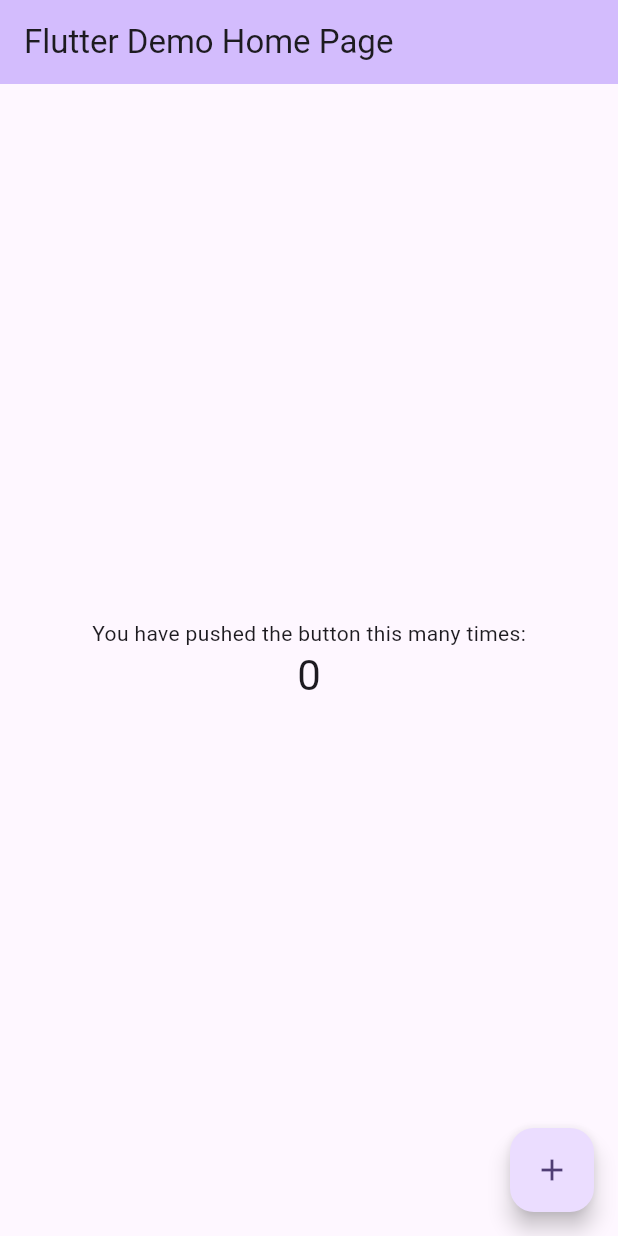
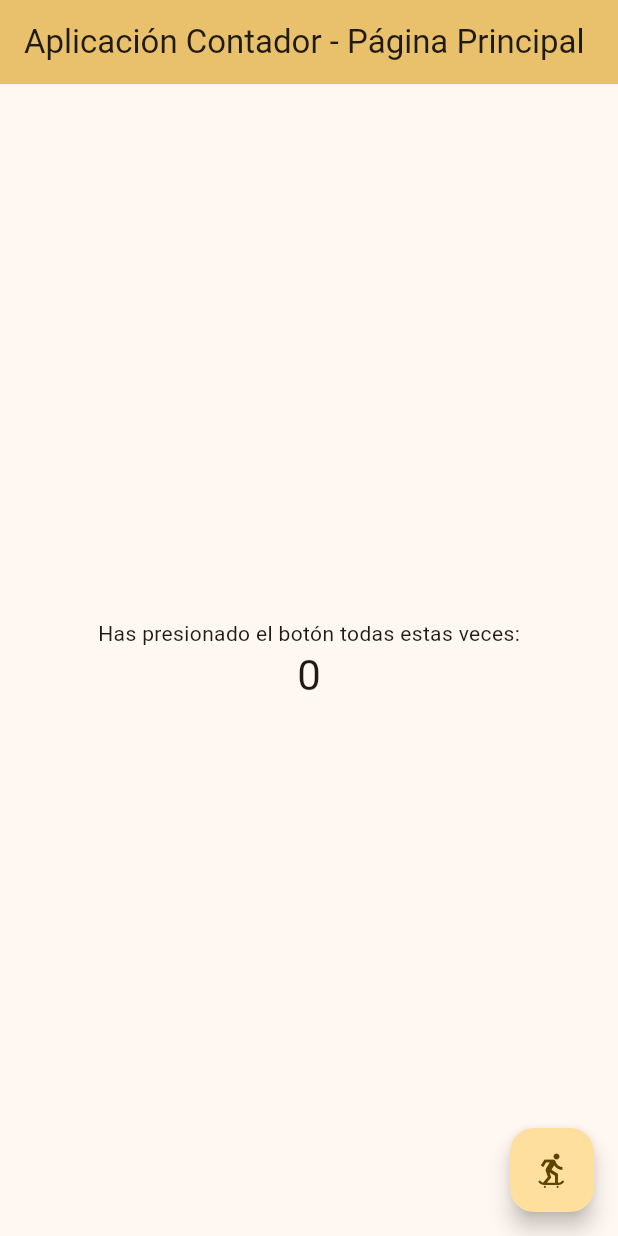
Before and after one commit to YhDiaz/3479A321_2022479003, a Flutter app: the screen it shows after launch, on a phone screen of 412 x 824 dp. Run offline on Flutter 3.47's test engine with Material 3 defaults, Android fonts, the phone set to English and light mode, and no system bars.

Commit message:
Lab 01: Changes to test flutter hot reload

```diff
--- a/lab01_counter_app/lib/main.dart
+++ b/lab01_counter_app/lib/main.dart
@@ -28,10 +28,10 @@ class MyApp extends StatelessWidget {
         //
         // This works for code too, not just values: Most code changes can be
         // tested with just a hot reload.
-        colorScheme: ColorScheme.fromSeed(seedColor: Colors.deepPurple),
+        colorScheme: ColorScheme.fromSeed(seedColor: Colors.amber),
         useMaterial3: true,
       ),
-      home: const MyHomePage(title: 'Flutter Demo Home Page'),
+      home: const MyHomePage(title: 'Aplicación Contador - Página Principal'),
     );
   }
 }
@@ -106,7 +106,8 @@ class _MyHomePageState extends State<MyHomePage> {
           mainAxisAlignment: MainAxisAlignment.center,
           children: <Widget>[
             const Text(
-              'You have pushed the button this many times:',
+              'Has presionado el botón todas estas veces:'
+              // 'You have pushed the button this many times:',
             ),
             Text(
               '$_counter',
@@ -118,7 +119,7 @@ class _MyHomePageState extends State<MyHomePage> {
       floatingActionButton: FloatingActionButton(
         onPressed: _incrementCounter,
         tooltip: 'Increment',
-        child: const Icon(Icons.add),
+        child: const Icon(Icons.skateboarding),
       ), // This trailing comma makes auto-formatting nicer for build methods.
     );
   }
```
